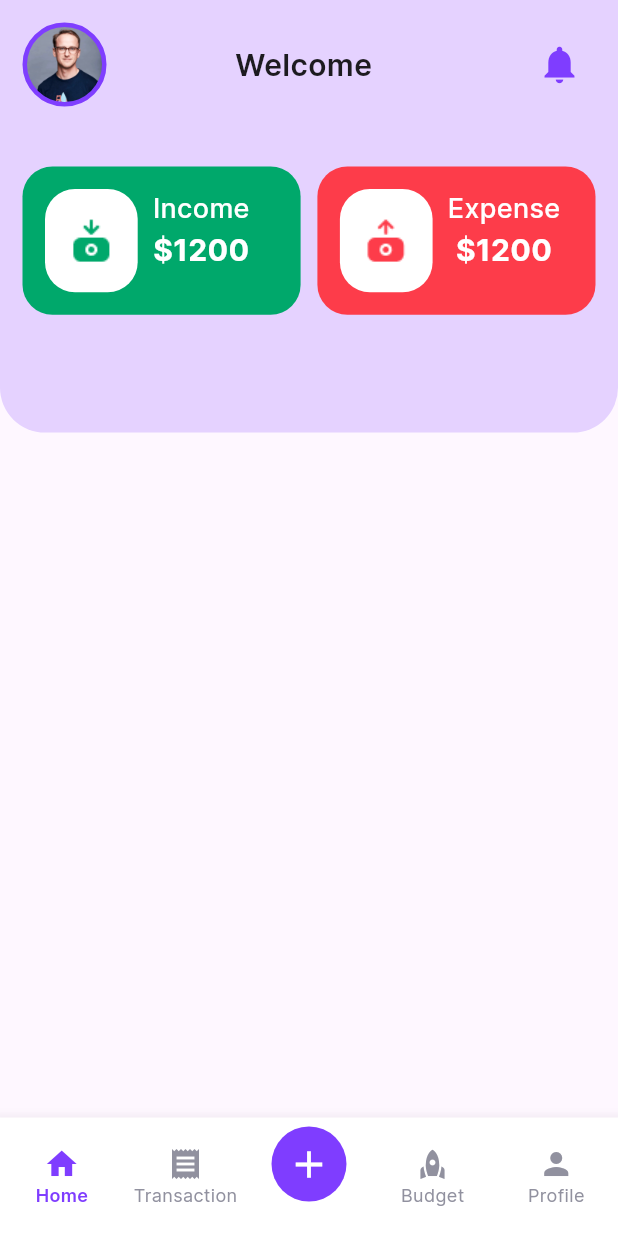
After one commit to themalkaanjalarathnasiri/expenz-application, a Flutter app: the MainScreen screen opened directly, on a phone screen of 412 x 824 dp. The commit adds this screen. Run offline on Flutter 3.47's test engine with Material 3 defaults, Android fonts, the phone set to English and light mode, and no system bars; our stand-ins replace lottie, shared_preferences, smooth_page_indicator; accounts and stored records are empty.

Commit message:
Home Page In Progress

```diff
--- /dev/null
+++ b/lib/pages/add_new_page.dart
@@ -0,0 +1,20 @@
+import 'package:flutter/material.dart';
+
+class AddNewScreen extends StatefulWidget {
+  const AddNewScreen({super.key});
+
+  @override
+  State<AddNewScreen> createState() => _AddNewScreenState();
+}
+
+class _AddNewScreenState extends State<AddNewScreen> {
+  @override
+  Widget build(BuildContext context) {
+    return Scaffold(
+      appBar: AppBar(
+        title: Text("Add New Page"),
+      ),
+    );
+    ;
+  }
+}
--- /dev/null
+++ b/lib/pages/budget_page.dart
@@ -0,0 +1,20 @@
+import 'package:flutter/material.dart';
+
+class BudgetScreen extends StatefulWidget {
+  const BudgetScreen({super.key});
+
+  @override
+  State<BudgetScreen> createState() => _BudgetScreenState();
+}
+
+class _BudgetScreenState extends State<BudgetScreen> {
+  @override
+  Widget build(BuildContext context) {
+    return Scaffold(
+      appBar: AppBar(
+        title: Text("Budget Page"),
+      ),
+    );
+    ;
+  }
+}
--- /dev/null
+++ b/lib/pages/home_page.dart
@@ -0,0 +1,126 @@
+import 'package:expenz_app/constants/colors.dart';
+import 'package:expenz_app/constants/constants.dart';
+import 'package:expenz_app/services/user_services.dart';
+import 'package:expenz_app/widgets/income_expense_card.dart';
+import 'package:flutter/material.dart';
+
+class HomeScreen extends StatefulWidget {
+  const HomeScreen({super.key});
+
+  @override
+  State<HomeScreen> createState() => _HomeScreenState();
+}
+
+class _HomeScreenState extends State<HomeScreen> {
+  // For Store the Username
+  String username = "";
+  @override
+  void initState() {
+    // Get the Username
+    UserServices.getUserData().then(
+      (value) {
+        if (value["username"] != null) {
+          setState(
+            () {
+              username = value["username"]!;
+            },
+          );
+        }
+      },
+    );
+    super.initState();
+  }
+
+  @override
+  Widget build(BuildContext context) {
+    return Scaffold(
+      body: SafeArea(
+        child: SingleChildScrollView(
+          child: Column(
+            children: [
+              Container(
+                height: MediaQuery.of(context).size.height * 0.35,
+                decoration: BoxDecoration(
+                    color: kMainColor.withOpacity(0.2),
+                    borderRadius: BorderRadius.only(
+                      bottomLeft: Radius.circular(30),
+                      bottomRight: Radius.circular(30),
+                    )),
+                child: Padding(
+                  padding: const EdgeInsets.all(kDefaultPadding),
+                  child: Column(
+                    children: [
+                      Row(
+                        mainAxisAlignment: MainAxisAlignment.spaceBetween,
+                        children: [
+                          Container(
+                            decoration: BoxDecoration(
+                                borderRadius: BorderRadius.circular(100),
+                                color: kMainColor,
+                                border: Border.all(
+                                  color: kMainColor,
+                                  width: 3,
+                                )),
+                            child: ClipRRect(
+                              borderRadius: BorderRadius.circular(100),
+                              child: Image.asset(
+                                "assets/images/user.jpg",
+                                width: 50,
+                                fit: BoxFit.cover,
+                              ),
+                            ),
+                          ),
+                          SizedBox(
+                            width: 10,
+                          ),
+                          Text(
+                            "Welcome $username",
+                            style: TextStyle(
+                              fontSize: 20,
+                              fontWeight: FontWeight.w600,
+                            ),
+                          ),
+                          SizedBox(
+                            width: 20,
+                          ),
+                          IconButton(
+                            onPressed: () {},
+                            icon: Icon(
+                              Icons.notifications,
+                              color: kMainColor,
+                              size: 30,
+                            ),
+                          )
+                        ],
+                      ),
+                      SizedBox(
+                        height: 40,
+                      ),
+                      Row(
+                        mainAxisAlignment: MainAxisAlignment.spaceBetween,
+                        children: [
+                          IncomeExpenseCard(
+                            bgColor: kGreen,
+                            title: "Income",
+                            amount: 1200,
+                            image: "assets/images/income.png",
+                          ),
+                          IncomeExpenseCard(
+                            bgColor: kRed,
+                            title: "Expense",
+                            amount: 1200,
+                            image: "assets/images/expense.png",
+                          )
+                        ],
+                      )
+                    ],
+                  ),
+                ),
+              ),
+            ],
+          ),
+        ),
+      ),
+    );
+  }
+}
--- a/lib/pages/main_page.dart
+++ b/lib/pages/main_page.dart
@@ -1,3 +1,9 @@
+import 'package:expenz_app/constants/colors.dart';
+import 'package:expenz_app/pages/add_new_page.dart';
+import 'package:expenz_app/pages/budget_page.dart';
+import 'package:expenz_app/pages/home_page.dart';
+import 'package:expenz_app/pages/profile_page.dart';
+import 'package:expenz_app/pages/transactions_page.dart';
 import 'package:flutter/material.dart';
 
 class MainScreen extends StatefulWidget {
@@ -8,8 +14,67 @@ class MainScreen extends StatefulWidget {
 }
 
 class _MainScreenState extends State<MainScreen> {
+  int _currentPageIndex = 0;
   @override
   Widget build(BuildContext context) {
-    return const Placeholder();
+    final List<Widget> pages = [
+      HomeScreen(),
+      TransactionScreen(),
+      AddNewScreen(),
+      BudgetScreen(),
+      ProfileScreen()
+    ];
+    return Scaffold(
+      bottomNavigationBar: BottomNavigationBar(
+        type: BottomNavigationBarType.fixed,
+        backgroundColor: kWhite,
+        selectedItemColor: kMainColor,
+        unselectedItemColor: kGrey,
+        currentIndex: _currentPageIndex,
+        onTap: (value) {
+          setState(() {
+            _currentPageIndex = value;
+          });
+        },
+        selectedLabelStyle: TextStyle(
+          fontSize: 12,
+          fontWeight: FontWeight.w600,
+        ),
+        items: [
+          BottomNavigationBarItem(
+            icon: Icon(Icons.home),
+            label: "Home",
+          ),
+          BottomNavigationBarItem(
+            icon: Icon(Icons.receipt),
+            label: "Transaction",
+          ),
+          BottomNavigationBarItem(
+            icon: Container(
+              padding: EdgeInsets.all(10),
+              decoration: BoxDecoration(
+                color: kMainColor,
+                shape: BoxShape.circle,
+              ),
+              child: Icon(
+                Icons.add,
+                color: kWhite,
+                size: 30,
+              ),
+            ),
+            label: "",
+          ),
+          BottomNavigationBarItem(
+            icon: Icon(Icons.rocket),
+            label: "Budget",
+          ),
+          BottomNavigationBarItem(
+            icon: Icon(Icons.person),
+            label: "Profile",
+          ),
+        ],
+      ),
+      body: pages[_currentPageIndex],
+    );
   }
 }
--- /dev/null
+++ b/lib/pages/profile_page.dart
@@ -0,0 +1,20 @@
+import 'package:flutter/material.dart';
+
+class ProfileScreen extends StatefulWidget {
+  const ProfileScreen({super.key});
+
+  @override
+  State<ProfileScreen> createState() => _ProfileScreenState();
+}
+
+class _ProfileScreenState extends State<ProfileScreen> {
+  @override
+  Widget build(BuildContext context) {
+    return Scaffold(
+      appBar: AppBar(
+        title: Text("Profile Page"),
+      ),
+    );
+    ;
+  }
+}
--- /dev/null
+++ b/lib/pages/transactions_page.dart
@@ -0,0 +1,20 @@
+import 'package:flutter/material.dart';
+
+class TransactionScreen extends StatefulWidget {
+  const TransactionScreen({super.key});
+
+  @override
+  State<TransactionScreen> createState() => _TransactionScreenState();
+}
+
+class _TransactionScreenState extends State<TransactionScreen> {
+  @override
+  Widget build(BuildContext context) {
+    return Scaffold(
+      appBar: AppBar(
+        title: Text("Transaction Page"),
+      ),
+    );
+    ;
+  }
+}
--- a/lib/services/user_services.dart
+++ b/lib/services/user_services.dart
@@ -47,4 +47,12 @@ class UserServices {
     String? userName = prefs.getString('username');
     return userName != null;
   }
+
+  // Method to return Username and Email
+  static Future<Map<String, String>> getUserData() async {
+    SharedPreferences prefs = await SharedPreferences.getInstance();
+    String? userName = prefs.getString("username");
+    String? email = prefs.getString("email");
+    return {"username": userName!, "email": email!};
+  }
 }
--- /dev/null
+++ b/lib/widgets/income_expense_card.dart
@@ -0,0 +1,78 @@
+import 'package:expenz_app/constants/colors.dart';
+import 'package:expenz_app/constants/constants.dart';
+import 'package:flutter/material.dart';
+
+class IncomeExpenseCard extends StatefulWidget {
+  final Color bgColor;
+  final String title;
+  final double amount;
+  final String image;
+  const IncomeExpenseCard({
+    super.key,
+    required this.bgColor,
+    required this.title,
+    required this.amount,
+    required this.image,
+  });
+
+  @override
+  State<IncomeExpenseCard> createState() => _IncomeExpenseCardState();
+}
+
+class _IncomeExpenseCardState extends State<IncomeExpenseCard> {
+  @override
+  Widget build(BuildContext context) {
+    return Container(
+      height: MediaQuery.of(context).size.height * 0.12,
+      width: MediaQuery.of(context).size.width * 0.45,
+      decoration: BoxDecoration(
+        color: widget.bgColor,
+        borderRadius: BorderRadius.circular(20),
+      ),
+      child: Padding(
+        padding: const EdgeInsets.all(kDefaultPadding),
+        child: Row(
+          children: [
+            Container(
+              height: MediaQuery.of(context).size.height * 0.15,
+              width: MediaQuery.of(context).size.width * 0.15,
+              decoration: BoxDecoration(
+                color: kWhite,
+                borderRadius: BorderRadius.circular(20),
+              ),
+              child: Center(
+                child: Image.asset(
+                  widget.image,
+                  width: 70,
+                ),
+              ),
+            ),
+            SizedBox(
+              width: 10,
+            ),
+            Column(
+              children: [
+                Text(
+                  widget.title,
+                  style: TextStyle(
+                    fontSize: 18,
+                    color: kWhite,
+                    fontWeight: FontWeight.w500,
+                  ),
+                ),
+                Text(
+                  "\$${widget.amount.toStringAsFixed(0)}",
+                  style: TextStyle(
+                    fontSize: 20,
+                    color: kWhite,
+                    fontWeight: FontWeight.bold,
+                  ),
+                ),
+              ],
+            )
+          ],
+        ),
+      ),
+    );
+  }
+}
--- a/pubspec.yaml
+++ b/pubspec.yaml
@@ -37,6 +37,7 @@ dependencies:
   lottie: ^3.2.0
   smooth_page_indicator: ^1.2.0+3
   shared_preferences: ^2.5.2
+  persistent_bottom_nav_bar: ^6.2.1
 
 dev_dependencies:
   flutter_test:
```
Also changed, not shown: pubspec.lock.
